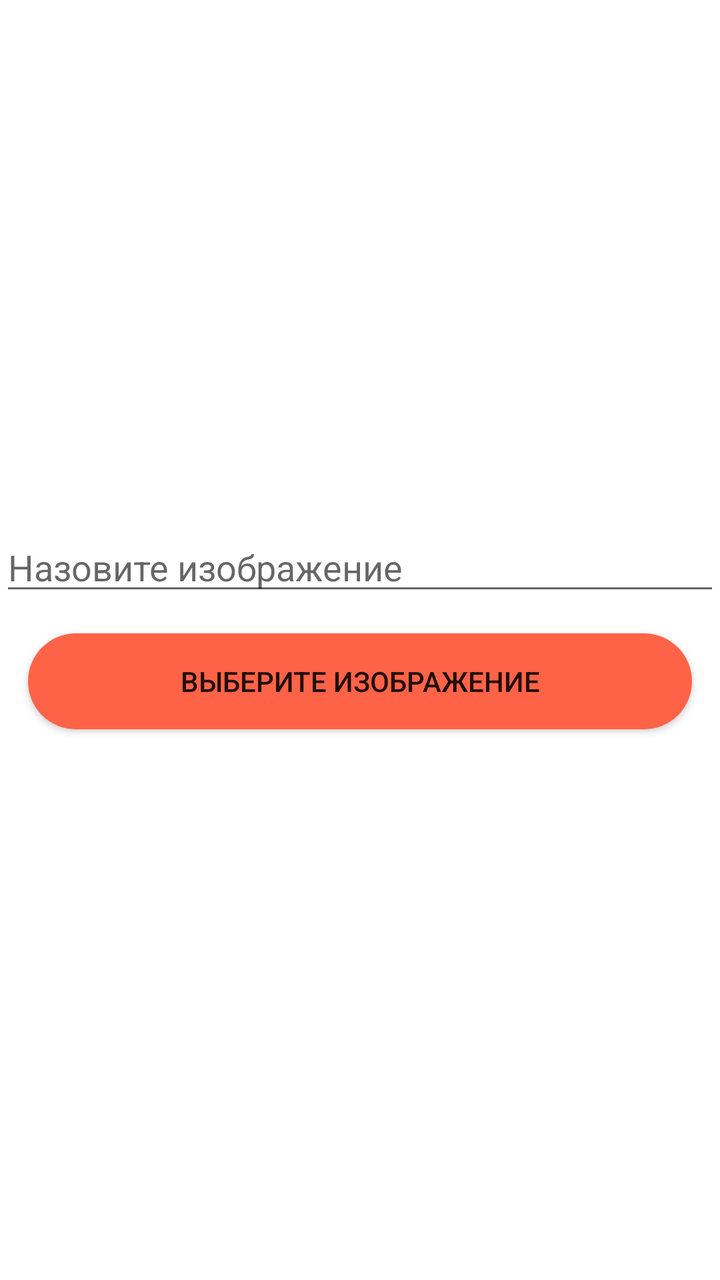
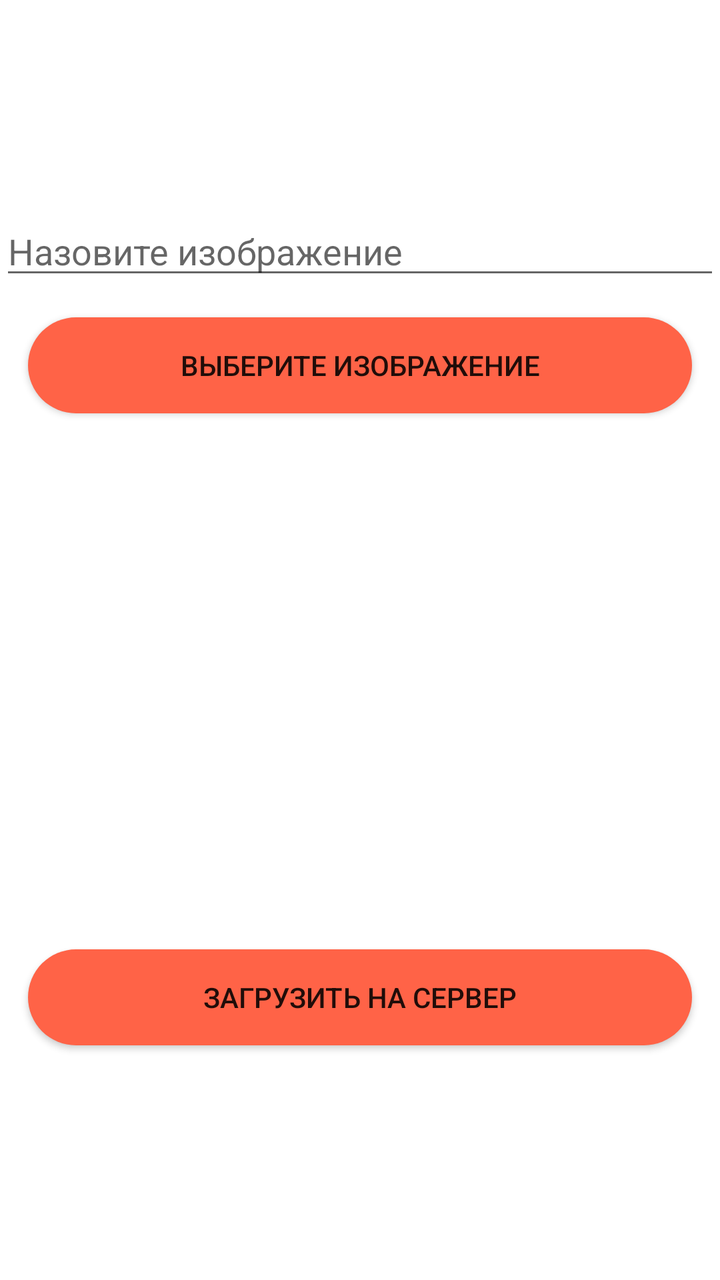

Screens rendered from an Android XML layout before and after an edit, with the pre-edit source and the edit as a unified diff.
<!-- AndroidManifest.xml: application theme Theme.Kovka -->
<!-- res/layout/activity_upload_img_to_server.xml -->
<?xml version="1.0" encoding="utf-8"?>
<RelativeLayout xmlns:android="http://schemas.android.com/apk/res/android"
    xmlns:tools="http://schemas.android.com/tools"
    android:layout_width="match_parent"
    android:layout_height="match_parent"
    tools:context=".UploadImgToServerActivity">

    <LinearLayout
        android:layout_width="match_parent"
        android:layout_height="wrap_content"
        android:layout_centerVertical="true"
        android:orientation="vertical">

        <EditText
            android:id="@+id/editTextTags"
            android:hint="Назовите изображение"
            android:layout_width="match_parent"
            android:layout_height="wrap_content" />

        <androidx.appcompat.widget.AppCompatButton
            android:id="@+id/buttonUploadImage"
            android:layout_width="match_parent"
            android:layout_height="wrap_content"
            android:background="@drawable/zakaz"
            android:layout_margin="14dp"
            android:paddingLeft="10dp"
            android:paddingRight="10dp"
            android:text="Выберите изображение" />

        <ImageView
            android:id="@+id/imageView"
            android:layout_width="match_parent"
            android:layout_height="wrap_content" />

    </LinearLayout>
</RelativeLayout>
<!-- resources referenced by this layout -->
<resources>
  <!-- drawable zakaz (drawable) -->
  <?xml version="1.0" encoding="utf-8"?>
  <shape
      xmlns:android="http://schemas.android.com/apk/res/android"
      android:shape="rectangle"   >
  
      <solid android:color="#FF6347"/>
  
      <corners
          android:radius="25dp"   >
      </corners>
  
  </shape>
  <style name="Theme.Kovka" parent="Theme.MaterialComponents.DayNight.DarkActionBar">
          
          <item name="colorPrimary">@color/purple_500</item>
          <item name="colorPrimaryVariant">@color/purple_700</item>
          <item name="colorOnPrimary">@color/white</item>
          
          <item name="colorSecondary">@color/teal_200</item>
          <item name="colorSecondaryVariant">@color/teal_700</item>
          <item name="colorOnSecondary">@color/black</item>
          
          <item name="android:statusBarColor" tools:targetApi="l">?attr/colorPrimaryVariant</item>
          
      </style>
  <color name="purple_500">#FF6200EE</color>
  <color name="purple_700">#FF3700B3</color>
  <color name="white">#FFFFFFFF</color>
  <color name="teal_200">#FF03DAC5</color>
  <color name="teal_700">#FF018786</color>
  <color name="black">#FF000000</color>
</resources>

<!-- the commit's change to res/layout/activity_upload_img_to_server.xml (unified diff, before → after) -->
@@ -27,10 +27,26 @@
             android:paddingRight="10dp"
             android:text="Выберите изображение" />
 
+        
         <ImageView
             android:id="@+id/imageView"
             android:layout_width="match_parent"
-            android:layout_height="wrap_content" />
+            android:layout_height="240dp"
+            android:layout_marginLeft="14dp"
+            android:layout_marginRight="14dp"
+            android:scaleType="centerInside"
+            android:adjustViewBounds="true" />
+
+        
+        <androidx.appcompat.widget.AppCompatButton
+            android:id="@+id/buttonSendImage"
+            android:layout_width="match_parent"
+            android:layout_height="wrap_content"
+            android:background="@drawable/zakaz"
+            android:layout_margin="14dp"
+            android:paddingLeft="10dp"
+            android:paddingRight="10dp"
+            android:text="Загрузить на сервер" />
 
     </LinearLayout>
 </RelativeLayout>
